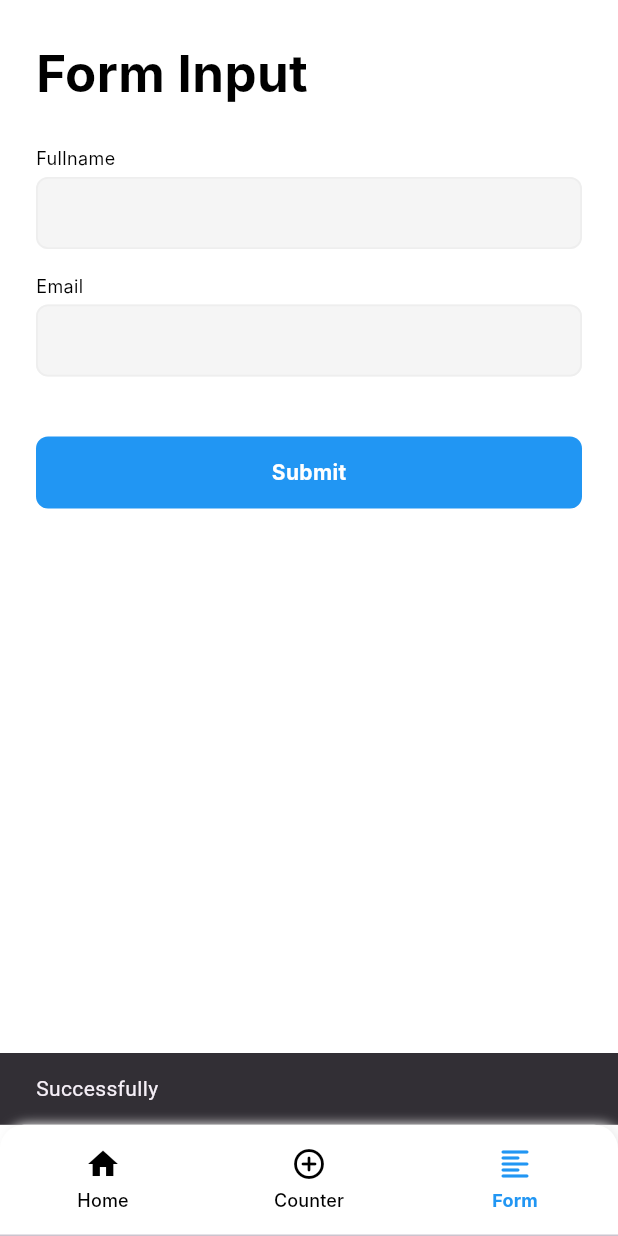
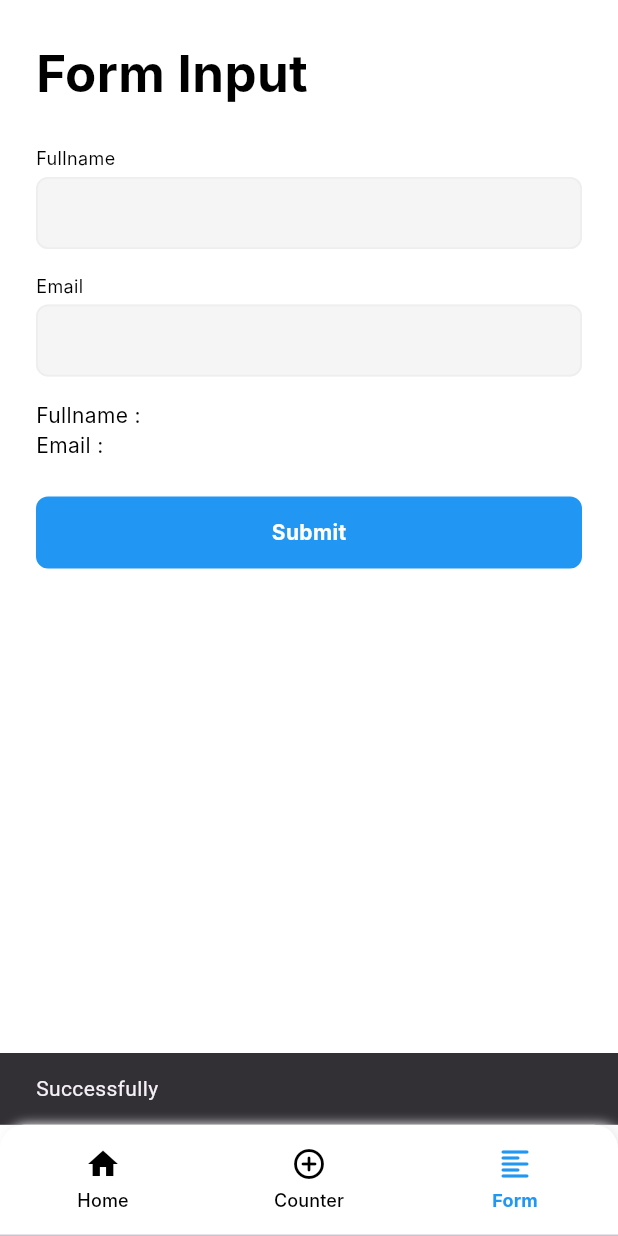
Before and after one commit to herrynur/physiomobile-test, a Flutter app: the screen it shows after launch, item 3 of the bottom bar chosen, after a tap on "Submit", on a phone screen of 412 x 824 dp. Run offline on Flutter 3.47's test engine with Material 3 defaults, Android fonts, the phone set to English and light mode, and no system bars; our stand-ins replace connectivity_plus, dio, freezed_annotation, get, get_storage, shimmer; missing offline and left inert: inspection; accounts and stored records are empty; network calls fail; Roboto replaces fonts that are missing (Inter); statements that could not run were skipped.

Commit message:
fix : fix app not run

```diff
--- /dev/null
+++ b/lib/features/form/application/form_controller.dart
@@ -0,0 +1,10 @@
+import 'package:get/get.dart';
+import 'package:physiomobile_test/features/form/application/form_var.dart';
+
+class FormController extends GetxController {
+  void setTextField() {
+    FormVar.email = FormVar.inputEmail.text;
+    FormVar.name = FormVar.inputName.text;
+    update();
+  }
+}
--- a/lib/features/form/application/form_var.dart
+++ b/lib/features/form/application/form_var.dart
@@ -1,6 +1,14 @@
 import 'package:flutter/material.dart';
 
 class FormVar {
-   //global key
+  //global key
   static GlobalKey<FormState> formGlobalKey = GlobalKey<FormState>();
+
+  //text field
+  static TextEditingController inputEmail = TextEditingController();
+  static TextEditingController inputName = TextEditingController();
+
+  //variable
+  static String? email;
+  static String? name;
 }
--- a/lib/features/form/presentation/pages/form_page.dart
+++ b/lib/features/form/presentation/pages/form_page.dart
@@ -1,12 +1,16 @@
 import 'package:flutter/material.dart';
+import 'package:get/get.dart';
 import 'package:physiomobile_test/core/components/button/button.dart';
 import 'package:physiomobile_test/core/components/form/form_control.dart';
 import 'package:physiomobile_test/core/presentation/utilities/sizing.dart';
 import 'package:physiomobile_test/core/presentation/utilities/typography.dart';
+import 'package:physiomobile_test/features/form/application/form_controller.dart';
 import 'package:physiomobile_test/features/form/application/form_var.dart';
 
 class FormPage extends StatelessWidget {
-  const FormPage({super.key});
+  FormPage({super.key});
+
+  final FormController _formController = Get.put(FormController());
 
   @override
   Widget build(BuildContext context) {
@@ -15,7 +19,9 @@ class FormPage extends StatelessWidget {
         backgroundColor: Colors.white,
         body: Form(
           key: FormVar.formGlobalKey,
-          child: ListView(
+          child: GetBuilder<FormController>(
+            builder: (_) {
+              return ListView(
                 padding: EdgeInsets.symmetric(vertical: SizeValue.size10, horizontal: SizeValue.size10),
                 children: [
                   BodyText.medium(
@@ -25,23 +31,45 @@ class FormPage extends StatelessWidget {
                   ),
                   FormControlLabel.inputText(
                     labelText: "Fullname",
-                validator: FormValidation.validatorRequired
+                    validator: FormValidation.validatorRequired,
+                    controller: FormVar.inputName
                   ),
                   FormControlLabel.inputText(
                     labelText: "Email",
-                validator: FormValidation.validatorEmail
+                    validator: FormValidation.validatorEmail,
+                    controller: FormVar.inputEmail
+                  ),
+                  Visibility(
+                    visible: FormVar.email != null && FormVar.name != null,
+                    child: Column(
+                      mainAxisAlignment: MainAxisAlignment.start,
+                      crossAxisAlignment: CrossAxisAlignment.start,
+                      children: [
+                        BodyText.small(
+                          text: "Fullname : ${FormVar.name}",
+                          color: Colors.black
+                        ),
+                        BodyText.small(
+                          text: "Email : ${FormVar.email}",
+                          color: Colors.black
+                        ),
+                      ],
+                    ),
                   ),
                   ButtonFill.primary(
                     title: "Submit",
                     margin: EdgeInsets.only(top: SizeValue.size10),
                     onPressed: () async {
                       if (FormVar.formGlobalKey.currentState!.validate()) {
+                        _formController.setTextField();
                         const snackBar = SnackBar(content: Text('Successfully'));
                         ScaffoldMessenger.of(context).showSnackBar(snackBar);
                       }
                     },
                   ),
                 ],
+              );
+            },
           ),
         ),
       ),
--- a/lib/features/post/application/post_controller.dart
+++ b/lib/features/post/application/post_controller.dart
@@ -1,5 +1,5 @@
+import 'package:connectivity_plus/connectivity_plus.dart';
 import 'package:get/get.dart';
-import 'package:internet_connection_checker_plus/internet_connection_checker_plus.dart';
 import 'package:physiomobile_test/features/post/application/post_var.dart';
 import 'package:physiomobile_test/features/post/domain/repositories/post_repository.dart';
 import 'package:physiomobile_test/features/post/local/local_data_service.dart';
@@ -18,7 +18,8 @@ class PostController extends GetxController {
     PostVar.posts.clear();
 
     //check internet connection
-    if (!await InternetConnection().hasInternetAccess) {
+    final List<ConnectivityResult> connectivityResult = await (Connectivity().checkConnectivity());
+    if (connectivityResult.contains(ConnectivityResult.none)) {
       //get from local storage
       var posts = await LocalDataService().get();
       PostVar.posts.addAll(posts);
--- a/lib/features/post/application/post_var.dart
+++ b/lib/features/post/application/post_var.dart
@@ -2,7 +2,7 @@ import 'package:physiomobile_test/features/post/domain/models/post_read_dto.dart
 
 class PostVar {
   static bool isLoadingGetPosts = false;
-  static bool isHasConnection = false;
+  static bool isHasConnection = true;
 
   static List<PostReadDto> posts = [];
 }
--- a/lib/features/post/local/local_data_service.dart
+++ b/lib/features/post/local/local_data_service.dart
@@ -1,6 +1,5 @@
 import 'dart:convert';
-import 'dart:nativewrappers/_internal/vm/lib/developer.dart';
-
+import 'dart:developer';
 import 'package:get_storage/get_storage.dart';
 import 'package:physiomobile_test/features/post/domain/models/post_read_dto.dart';
 
--- a/pubspec.yaml
+++ b/pubspec.yaml
@@ -40,7 +40,7 @@ dependencies:
   cupertino_icons: ^1.0.8
   shimmer: ^3.0.0
   get_storage: ^2.1.1
-  internet_connection_checker_plus: ^2.7.0
+  connectivity_plus: ^6.1.4
 
 dev_dependencies:
   flutter_test:
```
Also changed, not shown: pubspec.lock, 1 other file. Lines whose indentation alone changed are shown as unchanged.
